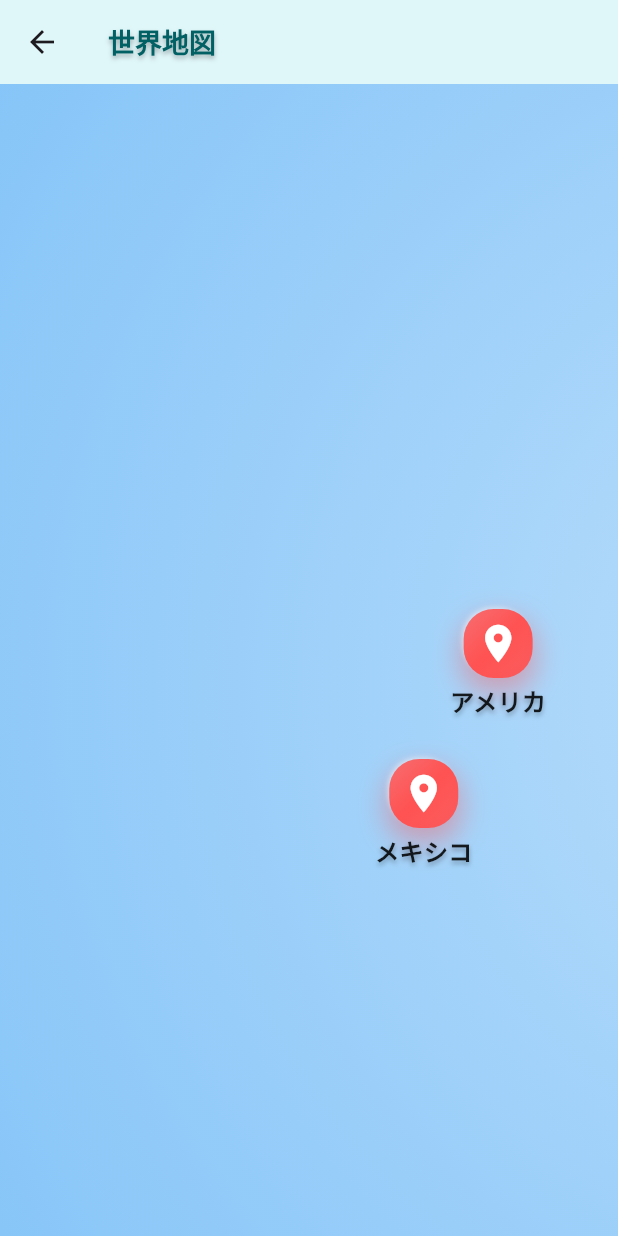
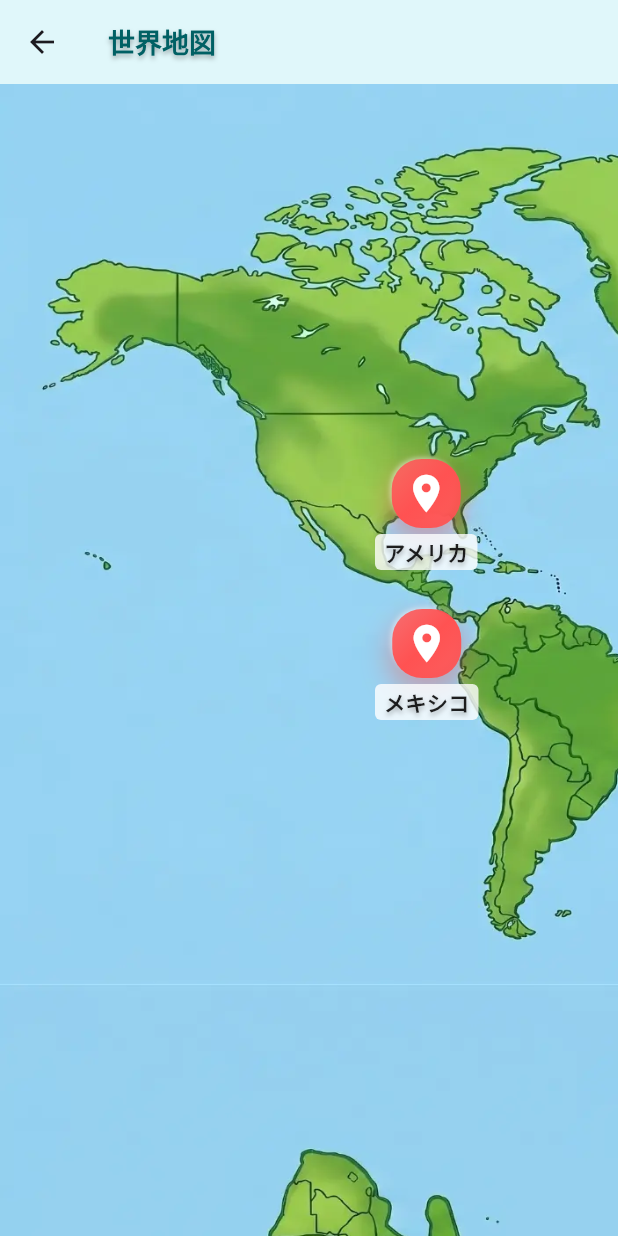
Before and after one commit to piasugoihito/PrimeTap, a Flutter app: the WorldMapScreen screen opened directly, on a phone screen of 412 x 824 dp. Run offline on Flutter 3.47's test engine with Material 3 defaults, Android fonts, the phone set to English and light mode, and no system bars; our stand-ins replace audioplayers, connectivity_plus, google_mobile_ads, shared_preferences; accounts and stored records are empty.

Commit message:
Feature: Implement infinite scrolling world map with sphere topology

```diff
--- a/lib/game_screens.dart
+++ b/lib/game_screens.dart
@@ -1,9 +1,5 @@
 import 'package:flutter/material.dart';
-import 'package:provider/provider.dart';
-import 'game_controller.dart';
-import 'game_models.dart';
-import 'main_navigation.dart';
-import 'audio_manager.dart';
+import 'infinite_world_map.dart';
 import 'theme.dart';
 
 class WorldMapScreen extends StatelessWidget {
@@ -22,31 +18,7 @@ class WorldMapScreen extends StatelessWidget {
           onPressed: () => Navigator.pop(context),
         ),
       ),
-      body: InteractiveViewer(
-        constrained: false,
-        child: Stack(
-          children: [
-            Container(
-              width: 1200,
-              height: 800,
-              decoration: BoxDecoration(
-                gradient: RadialGradient(
-                  colors: [Colors.blue[100]!, Colors.blue[300]!],
-                  center: Alignment.center,
-                  radius: 1.5,
-                ),
-              ),
-            ),
-            _CountryPin(top: 250, left: 850, country: '日本'),
-            _CountryPin(top: 350, left: 300, country: 'アメリカ'),
-            _CountryPin(top: 220, left: 550, country: 'イギリス'),
-            _CountryPin(top: 280, left: 580, country: 'フランス'),
-            _CountryPin(top: 320, left: 610, country: 'イタリア'),
-            _CountryPin(top: 180, left: 750, country: 'ロシア'),
-            _CountryPin(top: 450, left: 250, country: 'メキシコ'),
-          ],
-        ),
-      ),
+      body: const InfiniteWorldMap(),
     );
   }
 }
--- /dev/null
+++ b/lib/infinite_world_map.dart
@@ -0,0 +1,282 @@
+import 'package:flutter/material.dart';
+import 'game_models.dart';
+import 'game_controller.dart';
+import 'audio_manager.dart';
+import 'theme.dart';
+import 'package:provider/provider.dart';
+import 'training_screen.dart';
+import 'main_navigation.dart';
+
+class InfiniteWorldMap extends StatefulWidget {
+  const InfiniteWorldMap({super.key});
+
+  @override
+  State<InfiniteWorldMap> createState() => _InfiniteWorldMapState();
+}
+
+class _InfiniteWorldMapState extends State<InfiniteWorldMap> {
+  // マップの基本サイズ
+  final double mapWidth = 1200.0;
+  final double mapHeight = 600.0;
+
+  // 現在のオフセット
+  double offsetX = 0.0;
+  double offsetY = 0.0;
+
+  // 表か裏か
+  bool isFront = true;
+
+  // ピンのデータ（表マップ基準の座標）
+  final List<MapPinData> pins = [
+    MapPinData(country: '日本', x: 1050, y: 200),
+    MapPinData(country: 'アメリカ', x: 250, y: 250),
+    MapPinData(country: 'イギリス', x: 580, y: 150),
+    MapPinData(country: 'フランス', x: 600, y: 200),
+    MapPinData(country: 'イタリア', x: 630, y: 230),
+    MapPinData(country: 'ロシア', x: 850, y: 120),
+    MapPinData(country: 'メキシコ', x: 250, y: 350),
+  ];
+
+  @override
+  Widget build(BuildContext context) {
+    return LayoutBuilder(
+      builder: (context, constraints) {
+        return GestureDetector(
+          onPanUpdate: (details) {
+            setState(() {
+              offsetX += details.delta.dx;
+              offsetY += details.delta.dy;
+
+              // 左右ループ
+              if (offsetX > 0) offsetX -= mapWidth;
+              if (offsetX < -mapWidth) offsetX += mapWidth;
+
+              // 上下ループ（表裏切り替え）
+              if (offsetY > 0) {
+                offsetY = -mapHeight + offsetY;
+                isFront = !isFront;
+              } else if (offsetY < -mapHeight) {
+                offsetY = mapHeight + offsetY;
+                isFront = !isFront;
+              }
+            });
+          },
+          child: Container(
+            color: Colors.blue[100],
+            child: ClipRect(
+              child: Stack(
+                children: [
+                  // メインマップ
+                  _buildMapImage(offsetX, offsetY, isFront),
+                  // 左右の補完
+                  _buildMapImage(offsetX + mapWidth, offsetY, isFront),
+                  _buildMapImage(offsetX - mapWidth, offsetY, isFront),
+
+                  // 上下の補完（裏表逆）
+                  _buildMapImage(offsetX, offsetY + mapHeight, !isFront),
+                  _buildMapImage(offsetX, offsetY - mapHeight, !isFront),
+
+                  // 斜めの補完（裏表逆）
+                  _buildMapImage(offsetX + mapWidth, offsetY + mapHeight, !isFront),
+                  _buildMapImage(offsetX - mapWidth, offsetY + mapHeight, !isFront),
+                  _buildMapImage(offsetX + mapWidth, offsetY - mapHeight, !isFront),
+                  _buildMapImage(offsetX - mapWidth, offsetY - mapHeight, !isFront),
+
+                  // ピンの描画
+                  ..._buildPins(),
+                ],
+              ),
+            ),
+          ),
+        );
+      },
+    );
+  }
+
+  Widget _buildMapImage(double x, double y, bool front) {
+    return Positioned(
+      left: x,
+      top: y,
+      child: Image.asset(
+        front ? 'assets/images/world_map_front.webp' : 'assets/images/world_map_back.webp',
+        width: mapWidth,
+        height: mapHeight,
+        fit: BoxFit.fill,
+      ),
+    );
+  }
+
+  List<Widget> _buildPins() {
+    List<Widget> pinWidgets = [];
+
+    for (var pin in pins) {
+      // 表マップのピンは表に、裏マップのピンは裏に（座標は反転させる必要があるかもしれないが、一旦そのまま）
+      // 球体トポロジーでは、裏側は座標系が異なる可能性があるが、
+      // ここではシンプルに「表にのみピンがある」状態から始める
+
+      if (isFront) {
+        pinWidgets.add(_buildSinglePin(pin, offsetX, offsetY));
+        pinWidgets.add(_buildSinglePin(pin, offsetX + mapWidth, offsetY));
+        pinWidgets.add(_buildSinglePin(pin, offsetX - mapWidth, offsetY));
+      } else {
+        // 裏側の場合は、表のピンは見えない、あるいは裏側の座標に変換して表示
+        // 今回は「表」に主要国があるため、裏側にはピンを表示しないか、
+        // あるいは裏側用の座標を定義する
+      }
+    }
+    return pinWidgets;
+  }
+
+  Widget _buildSinglePin(MapPinData pin, double x, double y) {
+    return Positioned(
+      left: x + pin.x,
+      top: y + pin.y,
+      child: GestureDetector(
+        onTap: () => _showCatalog(context, pin.country),
+        child: Column(
+          children: [
+            Container(
+              padding: const EdgeInsets.all(8),
+              decoration: AppTheme.glossyDecoration(color: Colors.redAccent),
+              child: const Icon(Icons.location_on, color: Colors.white, size: 30),
+            ),
+            const SizedBox(height: 4),
+            Container(
+              padding: const EdgeInsets.symmetric(horizontal: 6, vertical: 2),
+              decoration: BoxDecoration(
+                color: Colors.white.withOpacity(0.8),
+                borderRadius: BorderRadius.circular(4),
+              ),
+              child: Text(pin.country, style: AppTheme.glossyTextStyle(fontSize: 14, color: Colors.black87)),
+            ),
+          ],
+        ),
+      ),
+    );
+  }
+
+  void _showCatalog(BuildContext context, String country) {
+    AudioManager().playSE('se_menu_open.mp3');
+    final politicians = context.read<GameController>().politicians.where((p) => p.country == country).toList();
+    showModalBottomSheet(
+      context: context,
+      backgroundColor: Colors.transparent,
+      isScrollControlled: true,
+      builder: (_) => Container(
+        height: MediaQuery.of(context).size.height * 0.7,
+        decoration: const BoxDecoration(
+          color: Colors.white,
+          borderRadius: BorderRadius.vertical(top: Radius.circular(30)),
+        ),
+        child: Column(
+          children: [
+            const SizedBox(height: 15),
+            Container(width: 40, height: 5, decoration: BoxDecoration(color: Colors.grey[300], borderRadius: BorderRadius.circular(10))),
+            const SizedBox(height: 15),
+            Text('$country の政治家', style: AppTheme.glossyTextStyle(fontSize: 20, color: AppTheme.deepCyan)),
+            const SizedBox(height: 10),
+            Expanded(
+              child: ListView.builder(
+                padding: const EdgeInsets.all(16),
+                itemCount: politicians.length,
+                itemBuilder: (context, index) {
+                  final p = politicians[index];
+                  return _PoliticianCard(politician: p);
+                },
+              ),
+            ),
+          ],
+        ),
+      ),
+    );
+  }
+}
+
+class MapPinData {
+  final String country;
+  final double x;
+  final double y;
+  MapPinData({required this.country, required this.x, required this.y});
+}
+
+class _PoliticianCard extends StatelessWidget {
+  final Politician politician;
+  const _PoliticianCard({required this.politician});
+
+  @override
+  Widget build(BuildContext context) {
+    final controller = context.watch<GameController>();
+    final isUnlocked = politician.isUnlocked;
+    final canUnlock = controller.userProfile.budgetCoins >= 50 &&
+                      (controller.politicians.firstWhere((p) => p.id == 'pol_jp_leader').intimacyLevel >= 3);
+
+    return Card(
+      margin: const EdgeInsets.only(bottom: 12),
+      shape: RoundedRectangleBorder(borderRadius: BorderRadius.circular(15)),
+      elevation: 4,
+      child: InkWell(
+        onTap: isUnlocked ? () {
+          controller.selectPolitician(politician.id);
+          Navigator.pushAndRemoveUntil(
+            context,
+            MaterialPageRoute(builder: (_) => const MainNavigationScreen()),
+            (route) => false,
+          );
+        } : null,
+        child: Padding(
+          padding: const EdgeInsets.all(12),
+          child: Row(
+            children: [
+              ClipRRect(
+                borderRadius: BorderRadius.circular(10),
+                child: Image.asset(
+                  politician.faceImages[0],
+                  width: 60,
+                  height: 60,
+                  fit: BoxFit.cover,
+                  color: isUnlocked ? null : Colors.black54,
+                  colorBlendMode: isUnlocked ? null : BlendMode.saturation,
+                ),
+              ),
+              const SizedBox(width: 15),
+              Expanded(
+                child: Column(
+                  crossAxisAlignment: CrossAxisAlignment.start,
+                  children: [
+                    Text(politician.name, style: AppTheme.glossyTextStyle(fontSize: 18, color: Colors.black87)),
+                    Text('レアリティ: ${politician.rarity.name.toUpperCase()}', style: TextStyle(color: Colors.grey[600])),
+                    if (isUnlocked) ...[
+                      Text('Lv: ${politician.intimacyLevel} | ${politician.politicianPoints} pt',
+                        style: const TextStyle(color: AppTheme.deepCyan, fontWeight: FontWeight.bold)),
+                    ] else ...[
+                      const Text('未解放', style: TextStyle(color: Colors.redAccent)),
+                    ],
+                  ],
+                ),
+              ),
+              if (!isUnlocked)
+                ElevatedButton(
+                  onPressed: () {
+                    if (canUnlock) {
+                      controller.unlockPolitician(politician.id);
+                    } else {
+                      ScaffoldMessenger.of(context).showSnackBar(
+                        const SnackBar(content: Text('解放条件: 国家予算50 & 日本首脳Lv3')),
+                      );
+                    }
+                  },
+                  style: ElevatedButton.styleFrom(
+                    backgroundColor: canUnlock ? AppTheme.deepCyan : Colors.grey,
+                    shape: RoundedRectangleBorder(borderRadius: BorderRadius.circular(20)),
+                  ),
+                  child: const Text('解放'),
+                )
+              else
+                const Icon(Icons.check_circle, color: Colors.green),
+            ],
+          ),
+        ),
+      ),
+    );
+  }
+}
```
Also changed, not shown: assets/images/world_map_back.webp (added), assets/images/world_map_front.webp (added).
